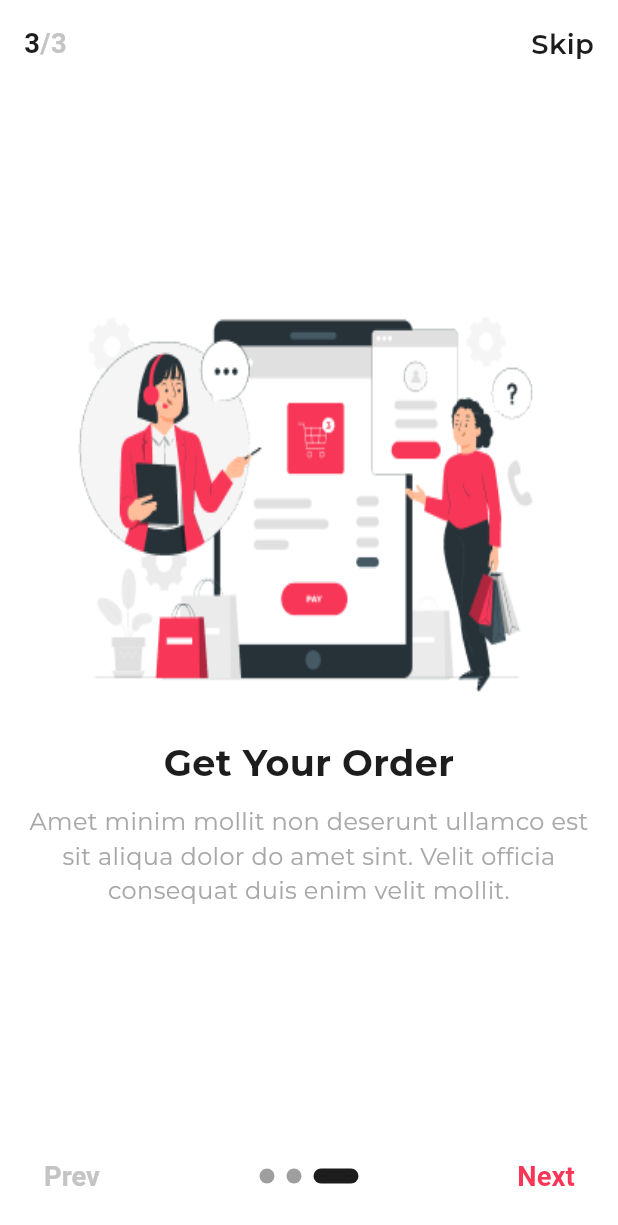
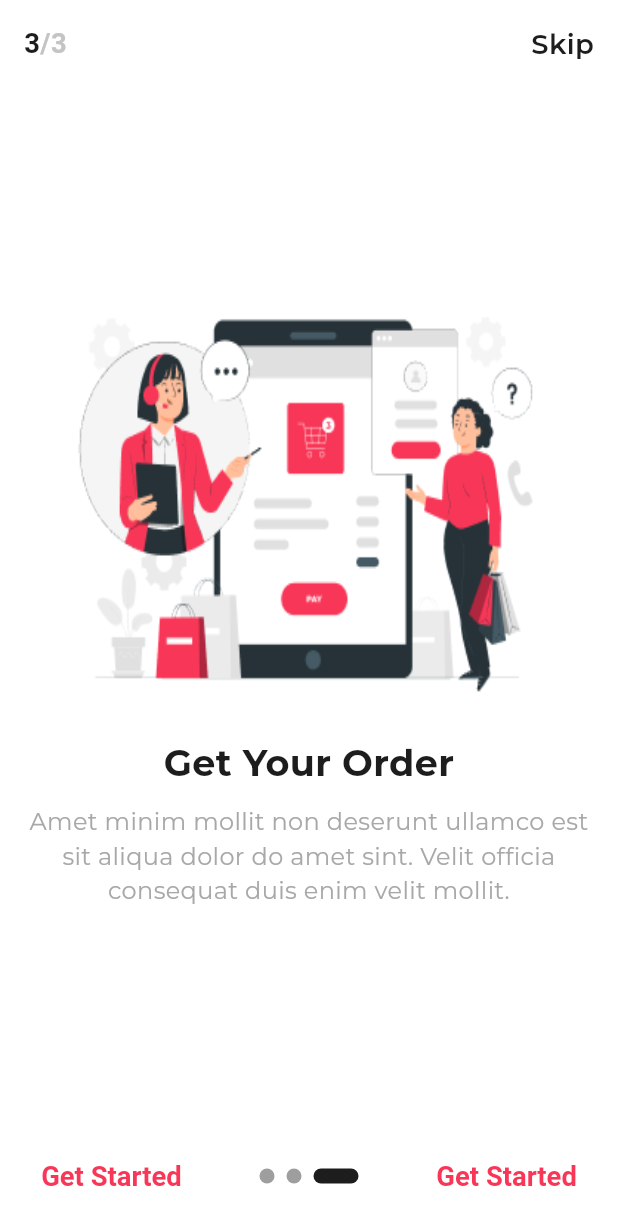
Before and after one commit to MoEhab74/stylesh, a Flutter app: the screen it shows after launch, swiped to page 3, on a phone screen of 412 x 824 dp. Shown: the top 1225 px of the screen. Run offline on Flutter 3.47's test engine with Material 3 defaults, Android fonts, the phone set to English and light mode, and no system bars; drawn by our look-alikes of smooth_page_indicator; our stand-ins replace flutter_screenutil, go_router; project files that could hold a hidden picture were left out.

Commit message:
Refactor OnBoarding Screen

```diff
--- a/lib/features/onboarding/presentation/onboarding_view.dart
+++ b/lib/features/onboarding/presentation/onboarding_view.dart
@@ -1,10 +1,10 @@
 import 'package:flutter/material.dart';
 import 'package:flutter_screenutil/flutter_screenutil.dart';
-import 'package:smooth_page_indicator/smooth_page_indicator.dart';
 import 'package:stylesh/core/utils/app_colors.dart';
 import 'package:stylesh/core/utils/text_styles.dart';
 import 'package:stylesh/features/onboarding/data/onboarding_model.dart';
 import 'package:stylesh/features/onboarding/presentation/widgets/onboarding_body.dart';
+import 'package:stylesh/features/onboarding/presentation/widgets/onboarding_indicator_and_move_buttons.dart';
 import 'package:stylesh/features/onboarding/presentation/widgets/onboarding_skip_buttom.dart';
 
 class OnBoardingView extends StatefulWidget {
@@ -15,7 +15,9 @@ class OnBoardingView extends StatefulWidget {
 }
 
 class _OnBoardingViewState extends State<OnBoardingView> {
+  // _controller to control the PageView and PageIndicator
   final PageController _controller = PageController(initialPage: 0);
+  // _currentIndex to tell us which page we are on
   int _currentIndex = 0;
 
   @override
@@ -65,65 +67,10 @@ class _OnBoardingViewState extends State<OnBoardingView> {
                   },
                 ),
               ),
-              Row(
-                mainAxisAlignment: MainAxisAlignment.spaceBetween,
-                children: [
-                  Visibility(
-                    visible: _currentIndex != 0,
-                    maintainSize: true,
-                    maintainAnimation: true,
-                    maintainState: true,
-                    child: TextButton(
-                      onPressed: () {
-                        _controller.previousPage(
-                          duration: const Duration(milliseconds: 300),
-                          curve: Curves.easeInOut,
-                        );
-                      },
-                      child: Text(
-                        'Prev',
-                        style: AppTextStyles.montserratSemiBold18w600.copyWith(
-                          color: AppColors.textGray,
-                        ),
-                      ),
-                    ),
-                  ),
-                  SmoothPageIndicator(
-                    controller: _controller, // PageController
-                    count: onBoardingData.length,
-                    effect: ExpandingDotsEffect(
-                      activeDotColor: AppColors.secondaryColor,
-                      dotWidth: 10,
-                      dotHeight: 10,
-                      radius: 5,
-                    ), // your preferred effect
-                    onDotClicked: (index) {
-                      _controller.animateToPage(
-                        index,
-                        duration: const Duration(milliseconds: 300),
-                        curve: Curves.easeInOut,
-                      );
-                    },
-                  ),
-                  TextButton(
-                    onPressed: () {
-                      if (_currentIndex < onBoardingData.length - 1) {
-                        _controller.nextPage(
-                          duration: const Duration(milliseconds: 300),
-                          curve: Curves.easeInOut,
-                        );
-                      } else {
-                        // Navigate to the next screen or perform any action
-                      }
-                    },
-                    child: Text(
-                      'Next',
-                      style: AppTextStyles.montserratSemiBold18w600.copyWith(
-                        color: AppColors.primaryColor,
-                      ),
-                    ),
-                  ),
-                ],
+              // SmoothPageIndicator and Move Buttons (Prev, Next, Get Started)
+              OnBoardingIndicatorAndMoveButtons(
+                currentIndex: _currentIndex,
+                controller: _controller,
               ),
             ],
           ),
--- /dev/null
+++ b/lib/features/onboarding/presentation/widgets/onboarding_indicator_and_move_buttons.dart
@@ -0,0 +1,76 @@
+import 'package:flutter/material.dart';
+import 'package:smooth_page_indicator/smooth_page_indicator.dart';
+import 'package:stylesh/core/utils/app_colors.dart';
+import 'package:stylesh/features/onboarding/data/onboarding_model.dart';
+import 'package:stylesh/features/onboarding/presentation/widgets/onboarding_text_button.dart';
+
+class OnBoardingIndicatorAndMoveButtons extends StatelessWidget {
+  const OnBoardingIndicatorAndMoveButtons({
+    super.key,
+    required int currentIndex,
+    required PageController controller,
+  }) : _currentIndex = currentIndex, _controller = controller;
+
+  final int _currentIndex;
+  final PageController _controller;
+
+  @override
+  Widget build(BuildContext context) {
+    return Row(
+      mainAxisAlignment: MainAxisAlignment.spaceBetween,
+      children: [
+        Visibility(
+          visible: _currentIndex != 0,
+          maintainSize: true,
+          maintainAnimation: true,
+          maintainState: true,
+          child: OnBoardingTextButton(
+            currentIndex: _currentIndex,
+            controller: _controller,
+            text: 'Prev',
+            onPressed: () {
+              if (_currentIndex > 0) {
+                _controller.previousPage(
+                  duration: const Duration(milliseconds: 300),
+                  curve: Curves.easeInOut,
+                );
+              }
+            },
+          ),
+        ),
+        SmoothPageIndicator(
+          controller: _controller, // PageController
+          count: onBoardingData.length,
+          effect: ExpandingDotsEffect(
+            activeDotColor: AppColors.secondaryColor,
+            dotWidth: 10,
+            dotHeight: 10,
+            radius: 5,
+          ), // your preferred effect
+          onDotClicked: (index) {
+            _controller.animateToPage(
+              index,
+              duration: const Duration(milliseconds: 300),
+              curve: Curves.easeInOut,
+            );
+          },
+        ),
+        OnBoardingTextButton(
+          currentIndex: _currentIndex,
+          controller: _controller,
+          text: 'Next',
+          onPressed: () {
+            if (_currentIndex < onBoardingData.length - 1) {
+              _controller.nextPage(
+                duration: const Duration(milliseconds: 300),
+                curve: Curves.easeInOut,
+              );
+            } else {
+              // Navigate to the next screen, e.g., Login
+            }
+          },
+        ),
+      ],
+    );
+  }
+}
--- /dev/null
+++ b/lib/features/onboarding/presentation/widgets/onboarding_text_button.dart
@@ -0,0 +1,37 @@
+import 'package:flutter/material.dart';
+import 'package:stylesh/core/utils/app_colors.dart';
+import 'package:stylesh/core/utils/text_styles.dart';
+import 'package:stylesh/features/onboarding/data/onboarding_model.dart';
+
+class OnBoardingTextButton extends StatelessWidget {
+  const OnBoardingTextButton({
+    super.key,
+    required int currentIndex,
+    required PageController controller,
+    this.onPressed,
+    required this.text,
+    this.textStyle,
+  }) : _currentIndex = currentIndex,
+       _controller = controller;
+
+  final int _currentIndex;
+  final PageController _controller;
+  final void Function()? onPressed;
+  final String text;
+  final TextStyle? textStyle;
+
+  @override
+  Widget build(BuildContext context) {
+    return TextButton(
+      onPressed: onPressed ?? () {},
+      child: Text(
+        _currentIndex == onBoardingData.length - 1 ? 'Get Started' : text,
+        style:
+            textStyle ??
+            AppTextStyles.montserratSemiBold18w600.copyWith(
+              color: AppColors.primaryColor,
+            ),
+      ),
+    );
+  }
+}
```
Also changed, not shown: assets/images/User.png (added).
